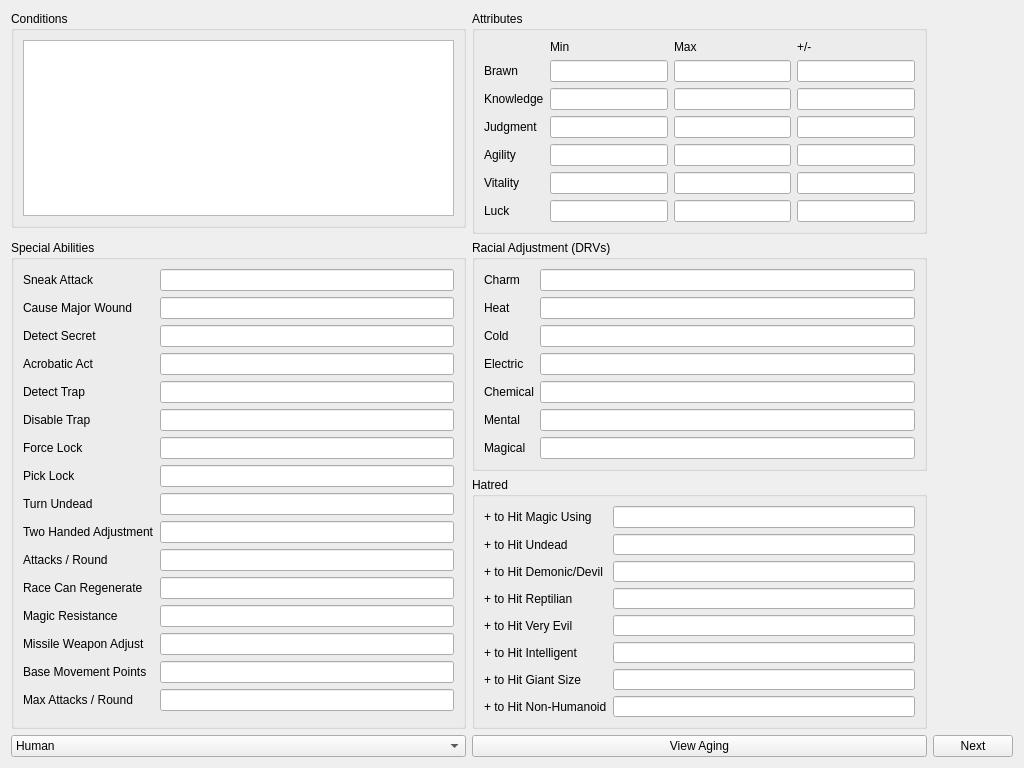
The window that CharacterEditor/racestatsview.ui (DrItanium/realmz_tools) describes before a commit, drawn with Qt 5.
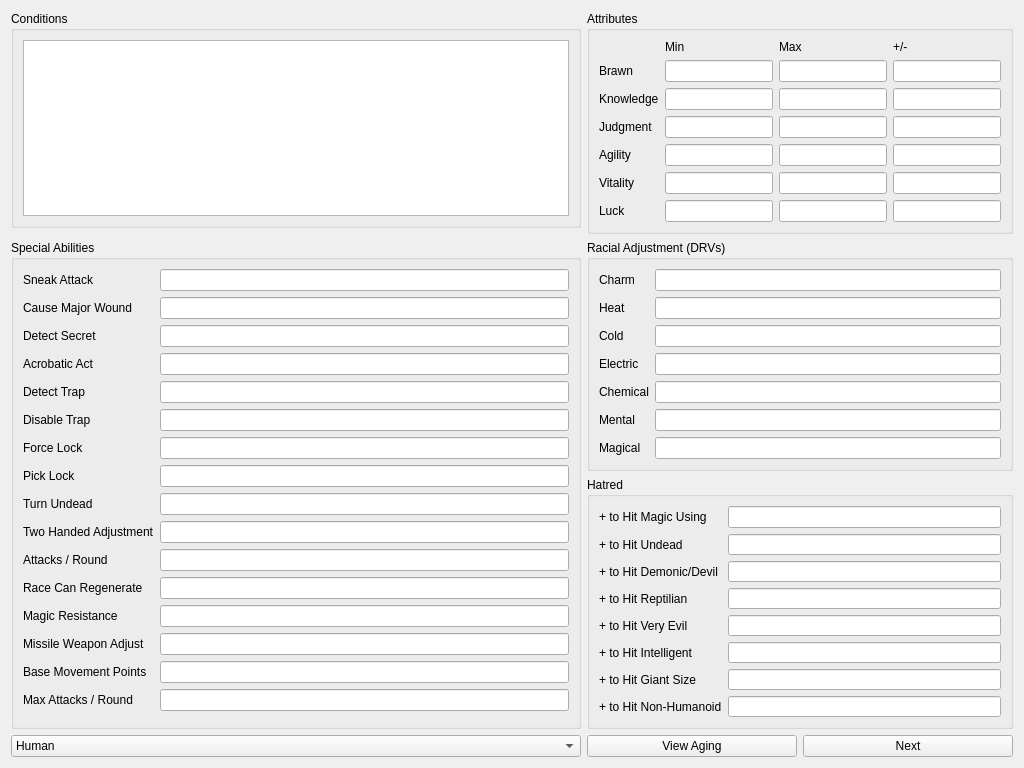
The same window after the commit.

```diff
--- a/CharacterEditor/racestatsview.ui
+++ b/CharacterEditor/racestatsview.ui
@@ -359,7 +359,254 @@
      </property>
     </widget>
    </item>
-   <item row="0" column="1" rowspan="2">
+   <item row="0" column="0">
+    <widget class="QGroupBox" name="conds">
+     <property name="title">
+      <string>Conditions</string>
+     </property>
+     <layout class="QGridLayout" name="gridLayout_3">
+      <item row="0" column="0">
+       <widget class="QListView" name="conditionsList"/>
+      </item>
+     </layout>
+    </widget>
+   </item>
+   <item row="4" column="1">
+    <widget class="QPushButton" name="viewAgingButton">
+     <property name="text">
+      <string>View Aging</string>
+     </property>
+    </widget>
+   </item>
+   <item row="3" column="1" colspan="2">
+    <widget class="QGroupBox" name="hatred">
+     <property name="title">
+      <string>Hatred</string>
+     </property>
+     <layout class="QGridLayout" name="gridLayout">
+      <item row="6" column="0">
+       <widget class="QLabel" name="label_40">
+        <property name="text">
+         <string>+ to Hit Giant Size</string>
+        </property>
+       </widget>
+      </item>
+      <item row="0" column="0">
+       <widget class="QLabel" name="label_34">
+        <property name="text">
+         <string>+ to Hit Magic Using</string>
+        </property>
+       </widget>
+      </item>
+      <item row="1" column="0">
+       <widget class="QLabel" name="label_35">
+        <property name="text">
+         <string>+ to Hit Undead</string>
+        </property>
+       </widget>
+      </item>
+      <item row="2" column="0">
+       <widget class="QLabel" name="label_36">
+        <property name="text">
+         <string>+ to Hit Demonic/Devil</string>
+        </property>
+       </widget>
+      </item>
+      <item row="7" column="0">
+       <widget class="QLabel" name="label_41">
+        <property name="text">
+         <string>+ to Hit Non-Humanoid</string>
+        </property>
+       </widget>
+      </item>
+      <item row="4" column="0">
+       <widget class="QLabel" name="label_38">
+        <property name="text">
+         <string>+ to Hit Very Evil</string>
+        </property>
+       </widget>
+      </item>
+      <item row="5" column="0">
+       <widget class="QLabel" name="label_39">
+        <property name="text">
+         <string>+ to Hit Intelligent</string>
+        </property>
+       </widget>
+      </item>
+      <item row="3" column="0">
+       <widget class="QLabel" name="label_37">
+        <property name="text">
+         <string>+ to Hit Reptilian</string>
+        </property>
+       </widget>
+      </item>
+      <item row="0" column="1">
+       <widget class="QLineEdit" name="hitMagicUsing">
+        <property name="readOnly">
+         <bool>true</bool>
+        </property>
+       </widget>
+      </item>
+      <item row="7" column="1">
+       <widget class="QLineEdit" name="plusNonHumanoid">
+        <property name="readOnly">
+         <bool>true</bool>
+        </property>
+       </widget>
+      </item>
+      <item row="4" column="1">
+       <widget class="QLineEdit" name="plusVeryEvil">
+        <property name="readOnly">
+         <bool>true</bool>
+        </property>
+       </widget>
+      </item>
+      <item row="3" column="1">
+       <widget class="QLineEdit" name="plusReptilian">
+        <property name="readOnly">
+         <bool>true</bool>
+        </property>
+       </widget>
+      </item>
+      <item row="2" column="1">
+       <widget class="QLineEdit" name="plusDemonic">
+        <property name="readOnly">
+         <bool>true</bool>
+        </property>
+       </widget>
+      </item>
+      <item row="5" column="1">
+       <widget class="QLineEdit" name="plusIntelligent">
+        <property name="readOnly">
+         <bool>true</bool>
+        </property>
+       </widget>
+      </item>
+      <item row="1" column="1">
+       <widget class="QLineEdit" name="plusUndead">
+        <property name="readOnly">
+         <bool>true</bool>
+        </property>
+       </widget>
+      </item>
+      <item row="6" column="1">
+       <widget class="QLineEdit" name="plusGiantSize">
+        <property name="readOnly">
+         <bool>true</bool>
+        </property>
+       </widget>
+      </item>
+     </layout>
+    </widget>
+   </item>
+   <item row="2" column="1" colspan="2">
+    <widget class="QGroupBox" name="drvs">
+     <property name="title">
+      <string>Racial Adjustment (DRVs)</string>
+     </property>
+     <layout class="QGridLayout" name="gridLayout_6">
+      <item row="0" column="1">
+       <widget class="QLineEdit" name="charmDRV">
+        <property name="readOnly">
+         <bool>true</bool>
+        </property>
+       </widget>
+      </item>
+      <item row="4" column="1">
+       <widget class="QLineEdit" name="chemicalDRV">
+        <property name="readOnly">
+         <bool>true</bool>
+        </property>
+       </widget>
+      </item>
+      <item row="2" column="0">
+       <widget class="QLabel" name="label_14">
+        <property name="text">
+         <string>Cold</string>
+        </property>
+       </widget>
+      </item>
+      <item row="2" column="1">
+       <widget class="QLineEdit" name="coldDRV">
+        <property name="readOnly">
+         <bool>true</bool>
+        </property>
+       </widget>
+      </item>
+      <item row="0" column="0">
+       <widget class="QLabel" name="label_12">
+        <property name="text">
+         <string>Charm</string>
+        </property>
+       </widget>
+      </item>
+      <item row="4" column="0">
+       <widget class="QLabel" name="label_16">
+        <property name="text">
+         <string>Chemical</string>
+        </property>
+       </widget>
+      </item>
+      <item row="5" column="0">
+       <widget class="QLabel" name="label_17">
+        <property name="text">
+         <string>Mental</string>
+        </property>
+       </widget>
+      </item>
+      <item row="5" column="1">
+       <widget class="QLineEdit" name="mentalDRV">
+        <property name="readOnly">
+         <bool>true</bool>
+        </property>
+       </widget>
+      </item>
+      <item row="1" column="0">
+       <widget class="QLabel" name="label_13">
+        <property name="text">
+         <string>Heat</string>
+        </property>
+       </widget>
+      </item>
+      <item row="6" column="0">
+       <widget class="QLabel" name="label_18">
+        <property name="text">
+         <string>Magical</string>
+        </property>
+       </widget>
+      </item>
+      <item row="3" column="0">
+       <widget class="QLabel" name="label_15">
+        <property name="text">
+         <string>Electric</string>
+        </property>
+       </widget>
+      </item>
+      <item row="3" column="1">
+       <widget class="QLineEdit" name="electricDRV">
+        <property name="readOnly">
+         <bool>true</bool>
+        </property>
+       </widget>
+      </item>
+      <item row="1" column="1">
+       <widget class="QLineEdit" name="heatDRV">
+        <property name="readOnly">
+         <bool>true</bool>
+        </property>
+       </widget>
+      </item>
+      <item row="6" column="1">
+       <widget class="QLineEdit" name="magicalDRV">
+        <property name="readOnly">
+         <bool>true</bool>
+        </property>
+       </widget>
+      </item>
+     </layout>
+    </widget>
+   </item>
+   <item row="0" column="1" rowspan="2" colspan="2">
     <widget class="QGroupBox" name="attributes">
      <property name="title">
       <string>Attributes</string>
@@ -557,253 +804,6 @@
      </layout>
     </widget>
    </item>
-   <item row="2" column="1">
-    <widget class="QGroupBox" name="drvs">
-     <property name="title">
-      <string>Racial Adjustment (DRVs)</string>
-     </property>
-     <layout class="QGridLayout" name="gridLayout_6">
-      <item row="0" column="1">
-       <widget class="QLineEdit" name="charmDRV">
-        <property name="readOnly">
-         <bool>true</bool>
-        </property>
-       </widget>
-      </item>
-      <item row="4" column="1">
-       <widget class="QLineEdit" name="chemicalDRV">
-        <property name="readOnly">
-         <bool>true</bool>
-        </property>
-       </widget>
-      </item>
-      <item row="2" column="0">
-       <widget class="QLabel" name="label_14">
-        <property name="text">
-         <string>Cold</string>
-        </property>
-       </widget>
-      </item>
-      <item row="2" column="1">
-       <widget class="QLineEdit" name="coldDRV">
-        <property name="readOnly">
-         <bool>true</bool>
-        </property>
-       </widget>
-      </item>
-      <item row="0" column="0">
-       <widget class="QLabel" name="label_12">
-        <property name="text">
-         <string>Charm</string>
-        </property>
-       </widget>
-      </item>
-      <item row="4" column="0">
-       <widget class="QLabel" name="label_16">
-        <property name="text">
-         <string>Chemical</string>
-        </property>
-       </widget>
-      </item>
-      <item row="5" column="0">
-       <widget class="QLabel" name="label_17">
-        <property name="text">
-         <string>Mental</string>
-        </property>
-       </widget>
-      </item>
-      <item row="5" column="1">
-       <widget class="QLineEdit" name="mentalDRV">
-        <property name="readOnly">
-         <bool>true</bool>
-        </property>
-       </widget>
-      </item>
-      <item row="1" column="0">
-       <widget class="QLabel" name="label_13">
-        <property name="text">
-         <string>Heat</string>
-        </property>
-       </widget>
-      </item>
-      <item row="6" column="0">
-       <widget class="QLabel" name="label_18">
-        <property name="text">
-         <string>Magical</string>
-        </property>
-       </widget>
-      </item>
-      <item row="3" column="0">
-       <widget class="QLabel" name="label_15">
-        <property name="text">
-         <string>Electric</string>
-        </property>
-       </widget>
-      </item>
-      <item row="3" column="1">
-       <widget class="QLineEdit" name="electricDRV">
-        <property name="readOnly">
-         <bool>true</bool>
-        </property>
-       </widget>
-      </item>
-      <item row="1" column="1">
-       <widget class="QLineEdit" name="heatDRV">
-        <property name="readOnly">
-         <bool>true</bool>
-        </property>
-       </widget>
-      </item>
-      <item row="6" column="1">
-       <widget class="QLineEdit" name="magicalDRV">
-        <property name="readOnly">
-         <bool>true</bool>
-        </property>
-       </widget>
-      </item>
-     </layout>
-    </widget>
-   </item>
-   <item row="0" column="0">
-    <widget class="QGroupBox" name="conds">
-     <property name="title">
-      <string>Conditions</string>
-     </property>
-     <layout class="QGridLayout" name="gridLayout_3">
-      <item row="0" column="0">
-       <widget class="QListView" name="conditionsList"/>
-      </item>
-     </layout>
-    </widget>
-   </item>
-   <item row="3" column="1">
-    <widget class="QGroupBox" name="hatred">
-     <property name="title">
-      <string>Hatred</string>
-     </property>
-     <layout class="QGridLayout" name="gridLayout">
-      <item row="6" column="0">
-       <widget class="QLabel" name="label_40">
-        <property name="text">
-         <string>+ to Hit Giant Size</string>
-        </property>
-       </widget>
-      </item>
-      <item row="0" column="0">
-       <widget class="QLabel" name="label_34">
-        <property name="text">
-         <string>+ to Hit Magic Using</string>
-        </property>
-       </widget>
-      </item>
-      <item row="1" column="0">
-       <widget class="QLabel" name="label_35">
-        <property name="text">
-         <string>+ to Hit Undead</string>
-        </property>
-       </widget>
-      </item>
-      <item row="2" column="0">
-       <widget class="QLabel" name="label_36">
-        <property name="text">
-         <string>+ to Hit Demonic/Devil</string>
-        </property>
-       </widget>
-      </item>
-      <item row="7" column="0">
-       <widget class="QLabel" name="label_41">
-        <property name="text">
-         <string>+ to Hit Non-Humanoid</string>
-        </property>
-       </widget>
-      </item>
-      <item row="4" column="0">
-       <widget class="QLabel" name="label_38">
-        <property name="text">
-         <string>+ to Hit Very Evil</string>
-        </property>
-       </widget>
-      </item>
-      <item row="5" column="0">
-       <widget class="QLabel" name="label_39">
-        <property name="text">
-         <string>+ to Hit Intelligent</string>
-        </property>
-       </widget>
-      </item>
-      <item row="3" column="0">
-       <widget class="QLabel" name="label_37">
-        <property name="text">
-         <string>+ to Hit Reptilian</string>
-        </property>
-       </widget>
-      </item>
-      <item row="0" column="1">
-       <widget class="QLineEdit" name="hitMagicUsing">
-        <property name="readOnly">
-         <bool>true</bool>
-        </property>
-       </widget>
-      </item>
-      <item row="7" column="1">
-       <widget class="QLineEdit" name="plusNonHumanoid">
-        <property name="readOnly">
-         <bool>true</bool>
-        </property>
-       </widget>
-      </item>
-      <item row="4" column="1">
-       <widget class="QLineEdit" name="plusVeryEvil">
-        <property name="readOnly">
-         <bool>true</bool>
-        </property>
-       </widget>
-      </item>
-      <item row="3" column="1">
-       <widget class="QLineEdit" name="plusReptilian">
-        <property name="readOnly">
-         <bool>true</bool>
-        </property>
-       </widget>
-      </item>
-      <item row="2" column="1">
-       <widget class="QLineEdit" name="plusDemonic">
-        <property name="readOnly">
-         <bool>true</bool>
-        </property>
-       </widget>
-      </item>
-      <item row="5" column="1">
-       <widget class="QLineEdit" name="plusIntelligent">
-        <property name="readOnly">
-         <bool>true</bool>
-        </property>
-       </widget>
-      </item>
-      <item row="1" column="1">
-       <widget class="QLineEdit" name="plusUndead">
-        <property name="readOnly">
-         <bool>true</bool>
-        </property>
-       </widget>
-      </item>
-      <item row="6" column="1">
-       <widget class="QLineEdit" name="plusGiantSize">
-        <property name="readOnly">
-         <bool>true</bool>
-        </property>
-       </widget>
-      </item>
-     </layout>
-    </widget>
-   </item>
-   <item row="4" column="1">
-    <widget class="QPushButton" name="viewAgingButton">
-     <property name="text">
-      <string>View Aging</string>
-     </property>
-    </widget>
-   </item>
   </layout>
  </widget>
  <resources/>
```
